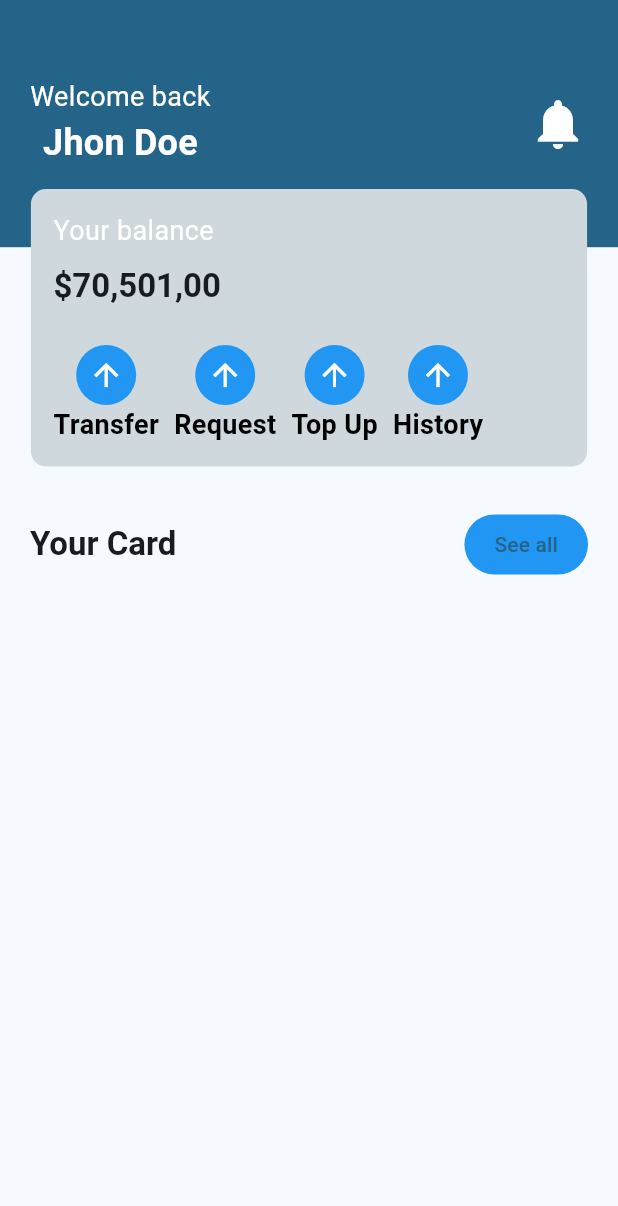
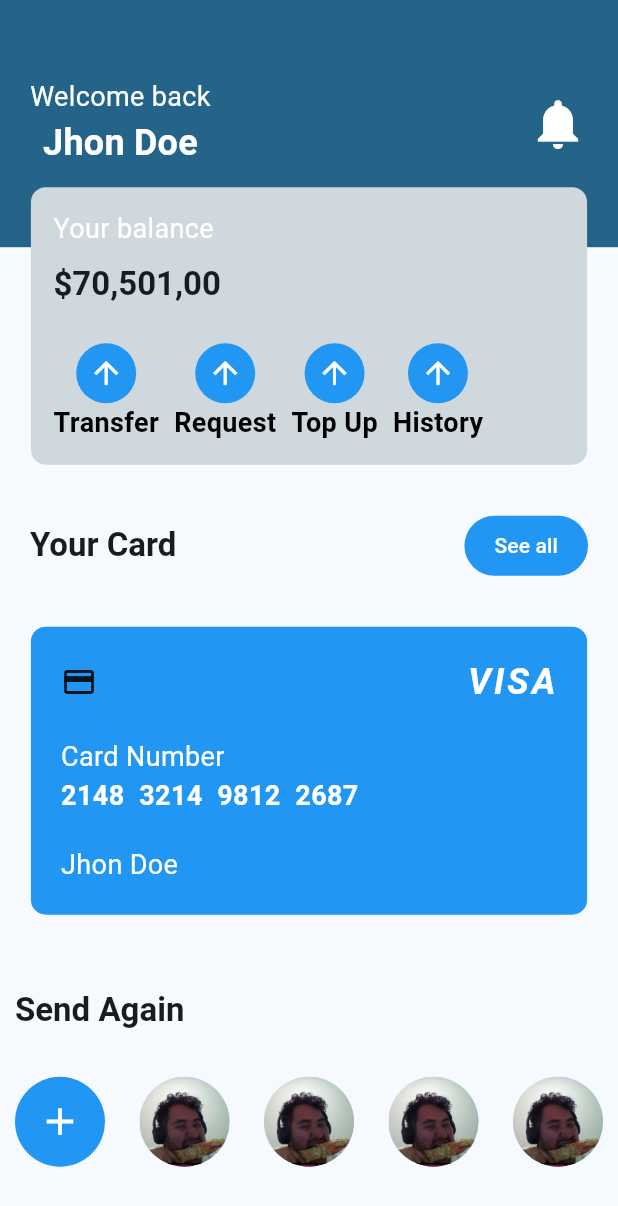
Before and after one commit to bryanmsombra27/flutter_templates, a Flutter app: the Home screen opened directly, on a phone screen of 412 x 824 dp. Shown: the top 1206 px of the screen. Run offline on Flutter 3.47's test engine with Material 3 defaults, Android fonts, the phone set to English and light mode, and no system bars.

Commit message:
rework on floating design

```diff
--- a/lib/screens/home.dart
+++ b/lib/screens/home.dart
@@ -13,35 +13,144 @@ class Home extends StatelessWidget {
     final TextTheme textTheme = Theme.of(context).textTheme;
 
     return Scaffold(
-      body: SizedBox(
-        height: height,
-        child: Stack(
+      body: SingleChildScrollView(
+        child: Column(
           children: [
             _Welcome(height: height, colors: colors, textTheme: textTheme),
 
             SizedBox(height: 20),
+
+            Transform.translate(
+              offset: Offset(0, -60),
+              transformHitTests: true,
+              child: Column(
+                spacing: 10,
+                children: [
                   _floatingDetails(
                     height: height,
                     width: width,
                     textTheme: textTheme,
                   ),
-            Positioned(
-              height: (height / 4 - 85) * 6,
-
-              child: Container(
+                  Container(
                     padding: EdgeInsets.all(20),
                     width: width,
                     child: Row(
                       mainAxisAlignment: MainAxisAlignment.spaceBetween,
                       children: [
                         Text("Your Card", style: textTheme.titleLarge),
-                    TextButton(onPressed: () {}, child: Text("See all")),
-                  ],
-                ),
+                        TextButton(
+                          onPressed: () {},
+                          child: Text(
+                            "See all",
+                            style: TextStyle(color: Colors.white),
                           ),
                         ),
                       ],
                     ),
+                  ),
+                  _CreditCard(width: width),
+                  SizedBox(height: 20),
+                  Padding(
+                    padding: const EdgeInsets.all(10),
+                    child: Row(
+                      crossAxisAlignment: CrossAxisAlignment.start,
+                      children: [
+                        Text(
+                          "Send Again",
+                          style: textTheme.titleLarge,
+                          textAlign: TextAlign.start,
+                        ),
+                      ],
+                    ),
+                  ),
+
+                  Padding(
+                    padding: const EdgeInsets.all(10),
+                    child: Row(
+                      mainAxisAlignment: MainAxisAlignment.spaceBetween,
+                      children: [
+                        CircleAvatar(
+                          maxRadius: 30,
+                          backgroundColor: Colors.blue,
+                          child: Icon(Icons.add, color: Colors.white, size: 30),
+                        ),
+                        CircleAvatar(
+                          maxRadius: 30,
+
+                          backgroundImage: AssetImage("assets/ceo-avatar.jpeg"),
+                        ),
+                        CircleAvatar(
+                          maxRadius: 30,
+
+                          backgroundImage: AssetImage("assets/ceo-avatar.jpeg"),
+                        ),
+                        CircleAvatar(
+                          maxRadius: 30,
+
+                          backgroundImage: AssetImage("assets/ceo-avatar.jpeg"),
+                        ),
+                        CircleAvatar(
+                          maxRadius: 30,
+
+                          backgroundImage: AssetImage("assets/ceo-avatar.jpeg"),
+                        ),
+                      ],
+                    ),
+                  ),
+                ],
+              ),
+            ),
+          ],
+        ),
+      ),
+    );
+  }
+}
+
+class _CreditCard extends StatelessWidget {
+  const _CreditCard({super.key, required this.width});
+
+  final double width;
+
+  @override
+  Widget build(BuildContext context) {
+    return Container(
+      padding: EdgeInsets.all(20),
+      width: width * .9,
+      decoration: BoxDecoration(
+        color: Colors.blue,
+        borderRadius: BorderRadius.circular(10),
+      ),
+
+      child: Column(
+        crossAxisAlignment: CrossAxisAlignment.start,
+        children: [
+          Row(
+            mainAxisAlignment: MainAxisAlignment.spaceBetween,
+            children: [
+              Icon(Icons.credit_card),
+              Text(
+                "VISA",
+                style: TextStyle(
+                  fontWeight: FontWeight.bold,
+                  fontSize: 24,
+                  fontStyle: FontStyle.italic,
+                  letterSpacing: 2,
+                ),
+              ),
+            ],
+          ),
+          SizedBox(height: 20),
+
+          Text("Card Number"),
+          Text(
+            "2148 3214 9812 2687",
+            style: TextStyle(fontWeight: FontWeight.bold, wordSpacing: 5),
+          ),
+
+          SizedBox(height: 20),
+          Text("Jhon Doe"),
+        ],
       ),
     );
   }
@@ -61,10 +170,7 @@ class _floatingDetails extends StatelessWidget {
 
   @override
   Widget build(BuildContext context) {
-    return Positioned(
-      top: height / 4 - 80,
-      left: width / 20,
-      child: Container(
+    return Container(
       padding: EdgeInsets.all(15),
       width: width * .9,
       decoration: BoxDecoration(
@@ -93,7 +199,6 @@ class _floatingDetails extends StatelessWidget {
             ),
           ),
         ],
-        ),
       ),
     );
   }
```
Also changed, not shown: assets/ceo-avatar.jpeg (added). Lines whose indentation alone changed are shown as unchanged.
